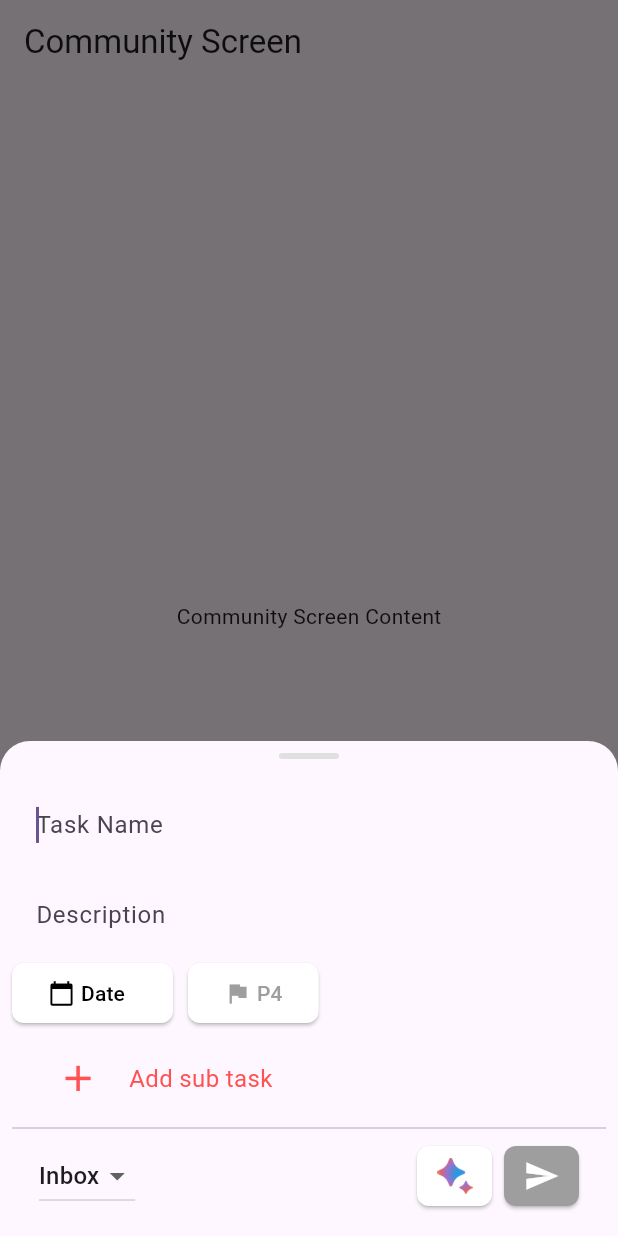
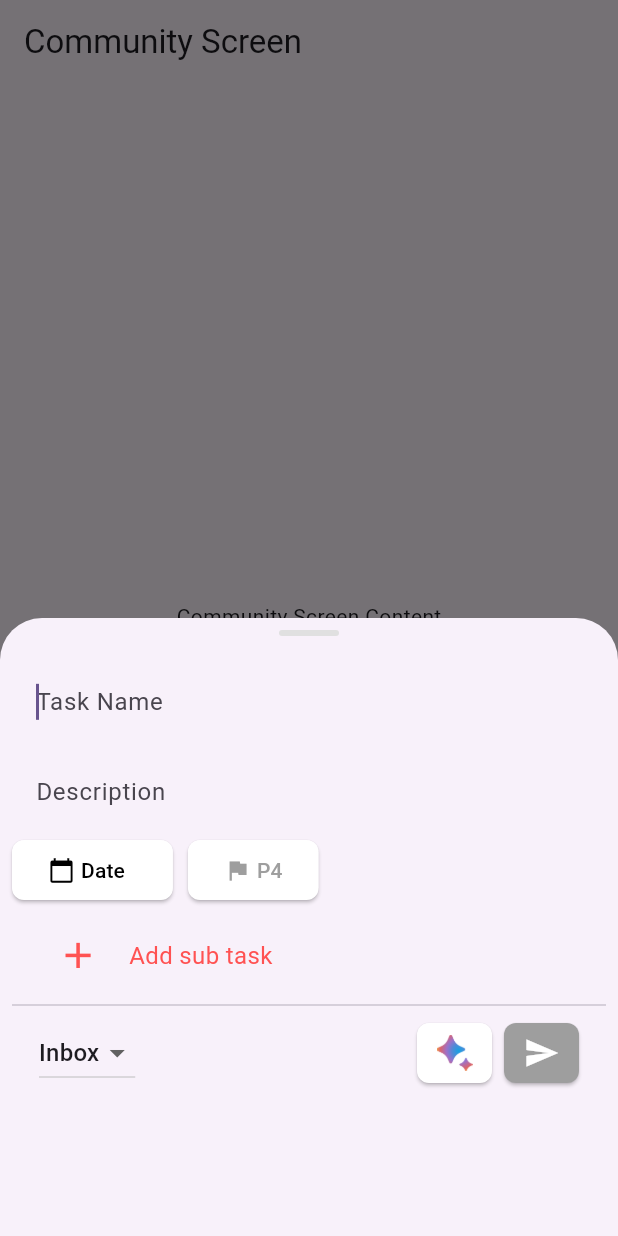
Before and after one commit to siuma1109/flutter_life_goal_management, a Flutter app: the CommunityScreen screen opened by its route, after a tap on the "add" icon, on a phone screen of 412 x 824 dp. Run offline on Flutter 3.47's test engine with Material 3 defaults, Android fonts, the phone set to English and light mode, and no system bars; our stand-ins replace flutter_dotenv, go_router, sqflite; accounts and stored records are empty.

Commit message:
Split add form'

```diff
--- /dev/null
+++ b/lib/src/widgets/draggable_sheet_widget.dart
@@ -0,0 +1,38 @@
+import 'package:flutter/material.dart';
+
+class DraggableSheetWidget extends StatefulWidget {
+  final Widget child;
+  final double initialChildSize;
+  final double minChildSize;
+  final double maxChildSize;
+  final bool expand;
+  const DraggableSheetWidget({
+    super.key,
+    required this.child,
+    this.initialChildSize = 0.5,
+    this.minChildSize = 0,
+    this.maxChildSize = 0.9,
+    this.expand = false,
+  });
+
+  @override
+  State<DraggableSheetWidget> createState() => _DraggableSheetWidgetState();
+}
+
+class _DraggableSheetWidgetState extends State<DraggableSheetWidget> {
+  @override
+  Widget build(BuildContext context) {
+    return DraggableScrollableSheet(
+      initialChildSize: widget.initialChildSize,
+      minChildSize: widget.minChildSize,
+      maxChildSize: widget.maxChildSize,
+      expand: widget.expand,
+      builder: (context, scrollController) {
+        return SingleChildScrollView(
+          controller: scrollController,
+          child: widget.child,
+        );
+      },
+    );
+  }
+}
--- a/lib/src/widgets/task/add_task_floating_button_widget.dart
+++ b/lib/src/widgets/task/add_task_floating_button_widget.dart
@@ -1,6 +1,7 @@
 import 'package:flutter/material.dart';
 import 'package:flutter_life_goal_management/src/broadcasts/task_broadcast.dart';
 import 'package:flutter_life_goal_management/src/widgets/task/add_task_widget.dart';
+import 'package:flutter_life_goal_management/src/widgets/task/task_add_form_widget.dart';
 
 class AddTaskFloatingButtonWidget extends StatefulWidget {
   const AddTaskFloatingButtonWidget({super.key});
@@ -19,21 +20,8 @@ class _AddTaskFloatingButtonWidgetState
         var result = await showModalBottomSheet(
           context: context,
           isScrollControlled: true,
-          backgroundColor: Colors.transparent,
           useRootNavigator: true,
-          builder: (BuildContext context) {
-            return Container(
-              decoration: BoxDecoration(
-                color: Theme.of(context).scaffoldBackgroundColor,
-                borderRadius: const BorderRadius.vertical(
-                  top: Radius.circular(20),
-                ),
-              ),
-              child: SingleChildScrollView(
-                child: const AddTaskWidget(),
-              ),
-            );
-          },
+          builder: (context) => TaskAddFormWidget(),
         );
 
         if (result == true) {
--- a/lib/src/widgets/task/add_task_widget.dart
+++ b/lib/src/widgets/task/add_task_widget.dart
@@ -378,6 +378,7 @@ class _AddTaskWidgetState extends State<AddTaskWidget> {
                                   children: [
                                     Row(
                                       children: [
+                                        if (widget.isParentTask)
                                           DropdownButton(
                                               items: [
                                                 DropdownMenuItem(
--- a/lib/src/widgets/task/sub_task_list_widget.dart
+++ b/lib/src/widgets/task/sub_task_list_widget.dart
@@ -4,6 +4,7 @@ import 'package:flutter_life_goal_management/src/models/task.dart';
 import 'package:flutter_life_goal_management/src/services/auth_service.dart';
 import 'package:flutter_life_goal_management/src/services/task_service.dart';
 import 'package:flutter_life_goal_management/src/widgets/task/add_task_widget.dart';
+import 'package:flutter_life_goal_management/src/widgets/task/task_add_form_widget.dart';
 import 'package:flutter_life_goal_management/src/widgets/task/task_edit_form_widget.dart';
 import 'package:flutter_life_goal_management/src/widgets/task/task_row_widget.dart';
 
@@ -139,14 +140,7 @@ class _SubTaskListWidgetState extends State<SubTaskListWidget> {
           context: context,
           isScrollControlled: true,
           builder: (BuildContext context) {
-            return Container(
-              decoration: BoxDecoration(
-                color: Theme.of(context).scaffoldBackgroundColor,
-                borderRadius: const BorderRadius.vertical(
-                  top: Radius.circular(20),
-                ),
-              ),
-              child: AddTaskWidget(
+            return TaskAddFormWidget(
               task: Task(
                 parentId: _task.id,
                 title: "",
@@ -160,7 +154,7 @@ class _SubTaskListWidgetState extends State<SubTaskListWidget> {
                   _task.subTasks.add(subTask);
                 }),
               },
-              ),
+              isParentTask: false,
             );
           },
         );
--- /dev/null
+++ b/lib/src/widgets/task/task_add_form_widget.dart
@@ -0,0 +1,37 @@
+import 'package:flutter/material.dart';
+import 'package:flutter_life_goal_management/src/models/task.dart';
+import 'package:flutter_life_goal_management/src/widgets/draggable_sheet_widget.dart';
+import 'package:flutter_life_goal_management/src/widgets/task/add_task_widget.dart';
+
+class TaskAddFormWidget extends StatefulWidget {
+  final Task? task;
+  final bool isParentTask;
+  final Function? onRefresh;
+  const TaskAddFormWidget({
+    super.key,
+    this.task,
+    this.isParentTask = true,
+    this.onRefresh,
+  });
+
+  @override
+  State<TaskAddFormWidget> createState() => _TaskAddFormWidgetState();
+}
+
+class _TaskAddFormWidgetState extends State<TaskAddFormWidget> {
+  @override
+  Widget build(BuildContext context) {
+    return Padding(
+      padding: EdgeInsets.only(
+        bottom: MediaQuery.of(context).viewInsets.bottom,
+      ),
+      child: DraggableSheetWidget(
+        child: AddTaskWidget(
+          task: widget.task,
+          onRefresh: widget.onRefresh,
+          isParentTask: widget.isParentTask,
+        ),
+      ),
+    );
+  }
+}
--- a/lib/src/widgets/task/view_task_widget.dart
+++ b/lib/src/widgets/task/view_task_widget.dart
@@ -2,8 +2,6 @@ import 'dart:async';
 
 import 'package:flutter/material.dart';
 import 'package:flutter_life_goal_management/src/broadcasts/task_broadcast.dart';
-import 'package:flutter_life_goal_management/src/services/auth_service.dart';
-import 'package:flutter_life_goal_management/src/widgets/task/add_task_widget.dart';
 import 'package:flutter_life_goal_management/src/widgets/task/sub_task_list_widget.dart';
 import 'package:flutter_life_goal_management/src/widgets/task/task_date_picker_widget.dart';
 import 'package:flutter_life_goal_management/src/widgets/task/task_row_widget.dart';
```
Lines whose indentation alone changed are shown as unchanged.
